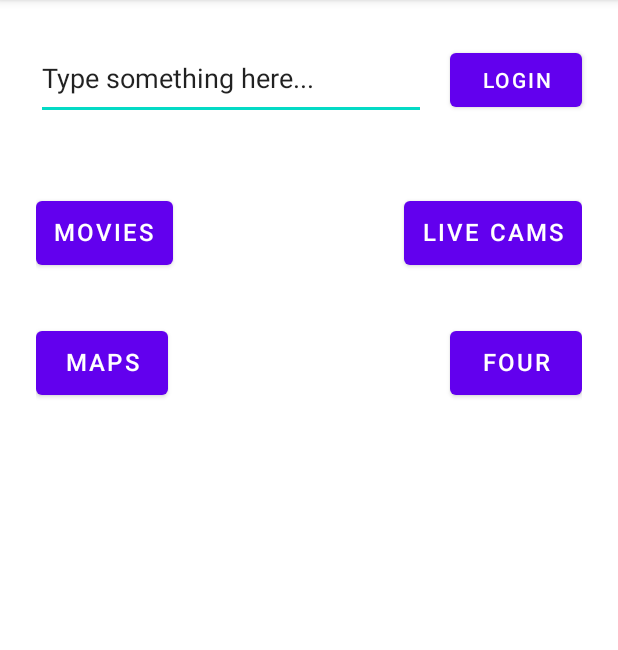
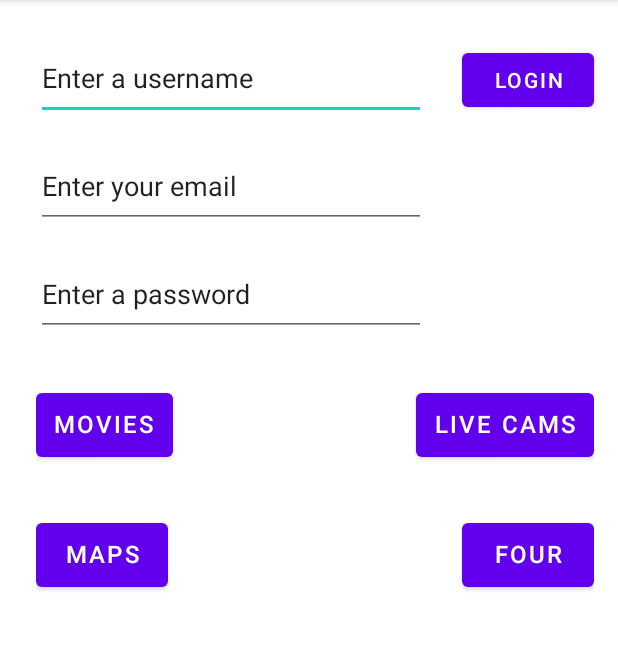
Before and after one commit to alyoshenka/JustAnApp, an Android app: the screen it shows after launch (MainActivity), on a phone screen of 412 x 824 dp, the part 84-734 px from its top. Run offline under Robolectric (Android 15) with nearby library versions, the phone set to English and light mode, and no system bars; our stand-ins replace Firebase (no records; nobody signed in at launch, a user with empty details on screens opened directly).

```diff
--- a/app/src/main/res/layout/activity_main.xml
+++ b/app/src/main/res/layout/activity_main.xml
@@ -7,36 +7,65 @@
     tools:context=".MainActivity">
 
     <EditText
-        android:id="@+id/plain_text_input"
+        android:id="@+id/username"
         android:layout_width="0dp"
         android:layout_height="56dp"
         android:layout_marginStart="24dp"
         android:layout_marginTop="24dp"
-        android:layout_marginEnd="16dp"
+        android:layout_marginEnd="24dp"
         android:inputType="text"
-        android:text="@string/helper_text"
-        app:layout_constraintEnd_toStartOf="@+id/button"
+        android:text="@string/username_helper"
+        app:layout_constraintEnd_toStartOf="@+id/login"
         app:layout_constraintStart_toStartOf="parent"
         app:layout_constraintTop_toTopOf="parent" />
 
+    <EditText
+        android:id="@+id/email"
+        android:layout_width="0dp"
+        android:layout_height="56dp"
+        android:layout_marginStart="24dp"
+        android:layout_marginTop="16dp"
+        android:layout_marginEnd="24dp"
+        android:inputType="textWebEmailAddress|text"
+        android:text="@string/email_helper"
+        app:layout_constraintEnd_toStartOf="@+id/login"
+        app:layout_constraintHorizontal_bias="0.0"
+        app:layout_constraintStart_toStartOf="parent"
+        app:layout_constraintTop_toBottomOf="@+id/username" />
+
+    <EditText
+        android:id="@+id/password"
+        android:layout_width="0dp"
+        android:layout_height="56dp"
+        android:layout_marginStart="24dp"
+        android:layout_marginTop="16dp"
+        android:layout_marginEnd="24dp"
+        android:inputType="text"
+        android:text="@string/password_helper"
+        app:layout_constraintEnd_toStartOf="@+id/login"
+        app:layout_constraintHorizontal_bias="0.0"
+        app:layout_constraintStart_toStartOf="parent"
+        app:layout_constraintTop_toBottomOf="@+id/email" />
+
     <Button
-        android:id="@+id/button"
+        android:id="@+id/login"
         android:layout_width="wrap_content"
         android:layout_height="wrap_content"
-        android:layout_marginEnd="24dp"
+        android:layout_marginEnd="16dp"
+        android:onClick="signIn"
         android:text="@string/login"
-        app:layout_constraintBaseline_toBaselineOf="@+id/plain_text_input"
+        app:layout_constraintBaseline_toBaselineOf="@+id/username"
         app:layout_constraintEnd_toEndOf="parent" />
 
     <androidx.constraintlayout.widget.ConstraintLayout
         android:layout_width="0dp"
         android:layout_height="match_parent"
-        android:layout_marginTop="128dp"
+        android:layout_marginTop="256dp"
         android:layout_marginBottom="24dp"
         app:layout_constraintBottom_toBottomOf="parent"
-        app:layout_constraintEnd_toEndOf="@+id/button"
+        app:layout_constraintEnd_toEndOf="@+id/login"
         app:layout_constraintHorizontal_bias="0.0"
-        app:layout_constraintStart_toStartOf="@+id/plain_text_input"
+        app:layout_constraintStart_toStartOf="@+id/username"
         app:layout_constraintTop_toTopOf="parent"
         app:layout_constraintVertical_bias="0.0">
 
--- a/app/src/main/res/values/strings.xml
+++ b/app/src/main/res/values/strings.xml
@@ -1,6 +1,8 @@
 <resources>
     <string name="app_name">JustAnApp</string>
-    <string name="helper_text">Type something here...</string>
+    <string name="username_helper">Enter a username</string>
+    <string name="email_helper">Enter your email</string>
+    <string name="password_helper">Enter a password</string>
     <string name="login">Login</string>
     <string name="button_tl">Movies</string>
     <string name="button_tr">Live Cams</string>
```
Also changed, not shown: app/build.gradle (+23 -0 lines), app/src/main/AndroidManifest.xml (+7 -4 lines), app/src/main/java/com/alyoshenka/justanapp/FirebaseActivity.kt (added, +11 -0 lines), app/src/main/java/com/alyoshenka/justanapp/MainActivity.kt (+83 -1 lines), app/src/main/res/layout/activity_firebase.xml (added, +10 -0 lines), build.gradle (+16 -0 lines), 1 other file.
